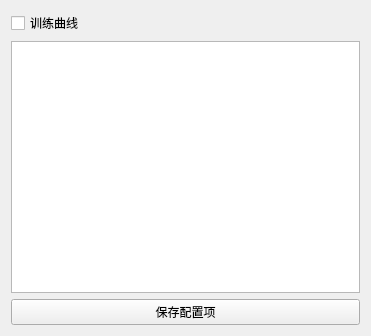
This is teAiModel/teTrainParameter.ui in DXia-101/DepthToPCL as Qt 5 draws it before an edit. The edited form follows.
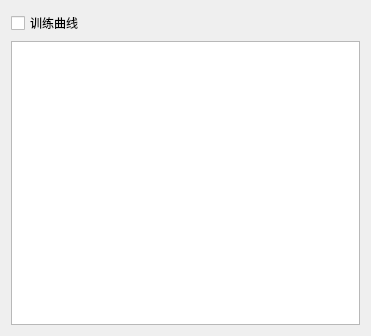
This is the edited form. Custom widgets are drawn as their Qt base class.

Patch:
```diff
--- a/teAiModel/teTrainParameter.ui
+++ b/teAiModel/teTrainParameter.ui
@@ -24,13 +24,6 @@
    <item>
     <widget class="te::ObjectTreeWidget" name="treeView"/>
    </item>
-   <item>
-    <widget class="QPushButton" name="SaveButton">
-     <property name="text">
-      <string>保存配置项</string>
-     </property>
-    </widget>
-   </item>
   </layout>
  </widget>
  <layoutdefault spacing="6" margin="11"/>
```
